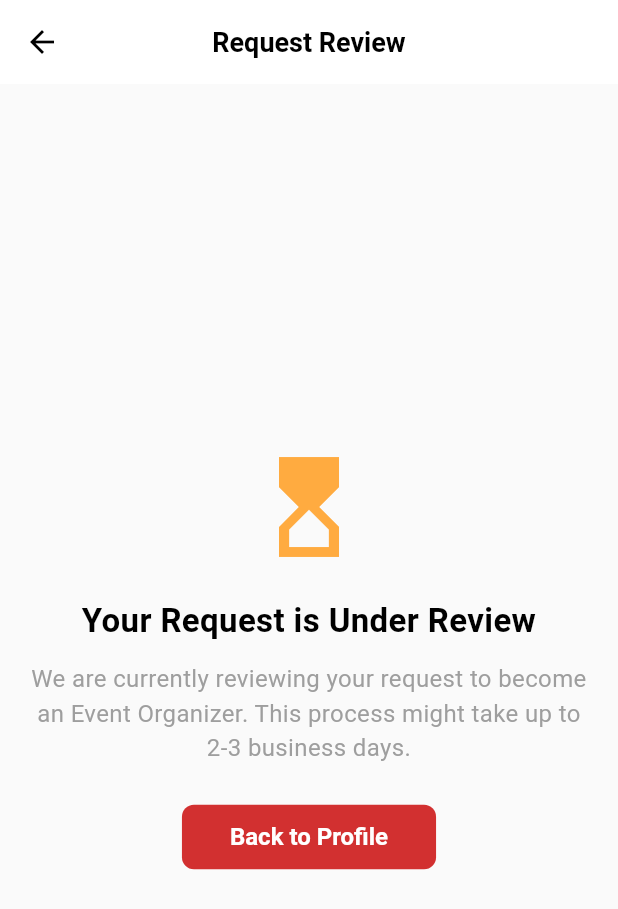
After one commit to TI-3D/fest-ticketing-app, a Flutter app: the ReqEoPendingScreen screen opened directly, on a phone screen of 412 x 824 dp. The commit adds this screen. Shown: the top 909 px of the screen. Run offline on Flutter 3.47's test engine with Material 3 defaults, Android fonts, the phone set to English and light mode, and no system bars; our stand-ins replace dartz, dio, equatable, firebase_core, fl_chart, flutter_bloc and 6 more; accounts and stored records are empty; Roboto replaces fonts that are missing (CircularStd).

Commit message:
feat: add event request pending screen and improve notification layout

```diff
--- /dev/null
+++ b/lib/presentation/profile/screen/event_request_pending.dart
@@ -0,0 +1,83 @@
+import 'package:fest_ticketing/core/constant/color.dart';
+import 'package:flutter/material.dart';
+
+class ReqEoPendingScreen extends StatelessWidget {
+  @override
+  Widget build(BuildContext context) {
+    return Scaffold(
+      appBar: AppBar(
+        backgroundColor: Colors.white,
+        elevation: 1,
+        title: const Text(
+          'Request Review',
+          style: TextStyle(
+            color: Colors.black,
+            fontSize: 18,
+            fontWeight: FontWeight.bold,
+          ),
+        ),
+        centerTitle: true,
+        leading: IconButton(
+          icon: Icon(Icons.arrow_back, color: Colors.black),
+          onPressed: () => Navigator.pop(context),
+        ),
+      ),
+      body: Center(
+        child: Padding(
+          padding: const EdgeInsets.all(16.0),
+          child: Column(
+            mainAxisAlignment: MainAxisAlignment.center,
+            children: [
+              Icon(
+                Icons.hourglass_top,
+                size: 80,
+                color: Colors.orangeAccent,
+              ),
+              const SizedBox(height: 20),
+              const Text(
+                'Your Request is Under Review',
+                textAlign: TextAlign.center,
+                style: TextStyle(
+                  fontSize: 22,
+                  fontWeight: FontWeight.bold,
+                  color: Colors.black,
+                ),
+              ),
+              const SizedBox(height: 12),
+              const Text(
+                'We are currently reviewing your request to become an Event Organizer. This process might take up to 2-3 business days.',
+                textAlign: TextAlign.center,
+                style: TextStyle(
+                  fontSize: 16,
+                  color: Colors.grey,
+                ),
+              ),
+              const SizedBox(height: 24),
+              ElevatedButton(
+                onPressed: () {
+                  // Add logic if needed, e.g., navigating back or refreshing the status
+                  Navigator.pop(context);
+                },
+                style: ElevatedButton.styleFrom(
+                  backgroundColor: AppColor.primary,
+                  padding: const EdgeInsets.symmetric(horizontal: 32, vertical: 12),
+                  shape: RoundedRectangleBorder(
+                    borderRadius: BorderRadius.circular(8),
+                  ),
+                ),
+                child: const Text(
+                  'Back to Profile',
+                  style: TextStyle(
+                    color: Colors.white,
+                    fontSize: 16,
+                    fontWeight: FontWeight.bold,
+                  ),
+                ),
+              ),
+            ],
+          ),
+        ),
+      ),
+    );
+  }
+}
--- a/lib/presentation/profile/screen/profile.dart
+++ b/lib/presentation/profile/screen/profile.dart
@@ -180,6 +180,8 @@
 //   }
 // }
 
+import 'package:fest_ticketing/presentation/profile/screen/event_request_page.dart';
+import 'package:fest_ticketing/presentation/profile/screen/event_request_pending.dart';
 import 'package:fest_ticketing/presentation/profile/screen/help_support.dart';
 import 'package:fest_ticketing/presentation/profile/screen/history.dart';
 import 'package:fest_ticketing/presentation/profile/screen/mypayment.dart';
```
Also changed, not shown: lib/presentation/notifications/screen/notifications.dart (+11 -14 lines).
